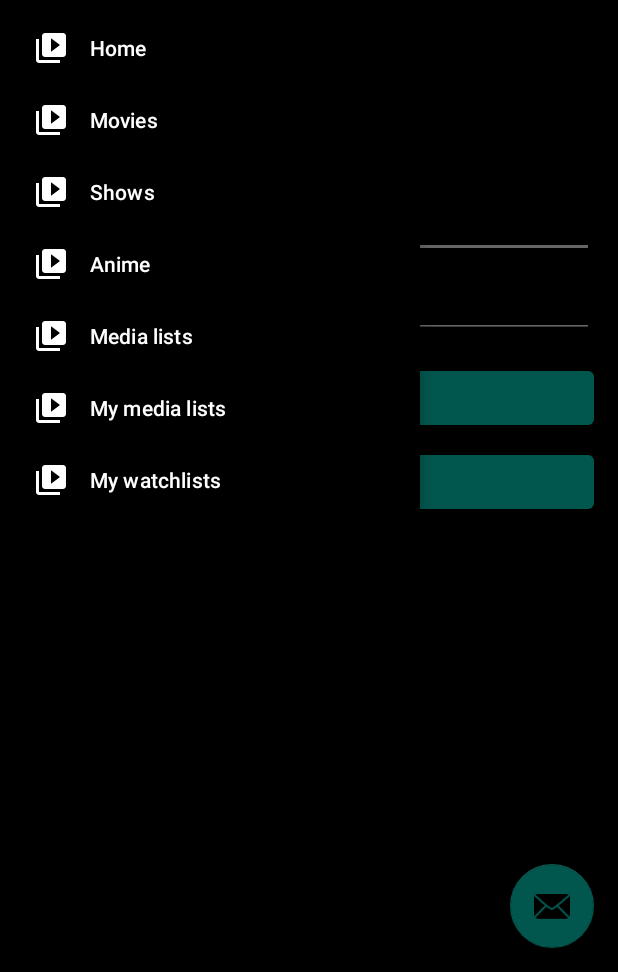
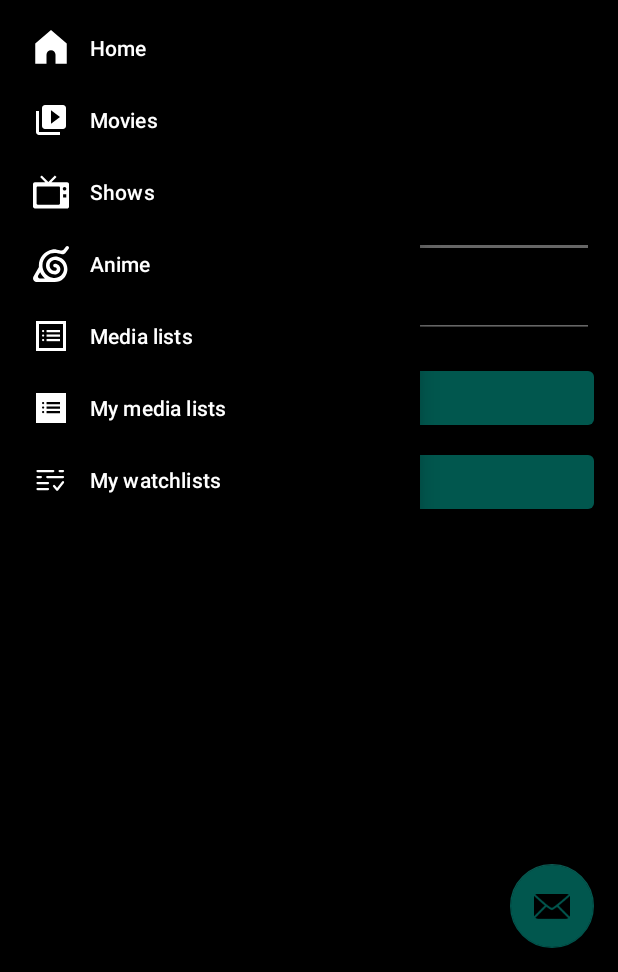
Before and after one commit to polarparsnip/ScreenSage, an Android app: the screen it shows after launch (MainActivity), with the side drawer open, on a phone screen of 412 x 824 dp, the part 264-1236 px from its top. Run offline under Robolectric (Android 15) with nearby library versions, the phone set to English and light mode, and no system bars; our stand-ins replace navigation-ui.

Commit message:
chore: update menu icons

```diff
--- /dev/null
+++ b/screensage-android/app/src/main/res/drawable/ic_menu_anime.xml
@@ -0,0 +1,12 @@
+<vector xmlns:android="http://schemas.android.com/apk/res/android"
+    android:width="800dp"
+    android:height="800dp"
+    android:viewportWidth="20"
+    android:viewportHeight="20">
+  <path
+      android:pathData="M6.594,18L3.739,18C2.968,18 2.489,17.065 2.879,16.399L3.995,14.539C4.577,15.879 5.474,17 6.594,18M7.722,5.456C10.471,3.131 13.528,4.065 16.109,4.566C16.872,4.715 17.652,4.405 18.106,3.773L19.818,1.531C20.094,1.146 20.052,0.618 19.718,0.283C19.289,-0.148 18.573,-0.077 18.236,0.43C16.405,2.834 16.704,2.849 13.294,2.059C12.471,1.868 11.615,1.79 10.78,1.925C6.23,2.66 2.839,6.826 3.288,11.656L0.277,16.892C-0.503,18.225 0.456,20 1.997,20L11.963,20C15.951,20.01 18.511,17.404 19.039,13.903C19.612,10.103 17.175,6.768 13.733,5.984C10.525,5.253 7.235,7.48 7.215,10.78C7.201,13.269 9.008,15.339 11.373,15.74C13.164,16.043 14.998,14.946 15.187,13.135C15.377,11.332 13.975,9.81 12.217,9.81C11.666,9.81 11.221,10.257 11.221,10.81C11.221,11.362 11.667,11.81 12.219,11.81C12.769,11.81 13.215,12.257 13.215,12.81C13.215,13.362 12.769,13.81 12.219,13.81C10.46,13.81 9.056,12.287 9.245,10.485C9.435,8.673 11.264,7.576 13.055,7.88C15.42,8.281 17.217,10.351 17.203,12.839C17.184,16.082 13.97,18.32 10.804,17.666C7.628,17.01 5.24,14.189 5.24,10.81C5.24,8.662 6.205,6.74 7.722,5.456"
+      android:strokeWidth="1"
+      android:fillColor="#fff"
+      android:fillType="evenOdd"
+      android:strokeColor="#00000000"/>
+</vector>
--- /dev/null
+++ b/screensage-android/app/src/main/res/drawable/ic_menu_home.xml
@@ -0,0 +1,9 @@
+<vector xmlns:android="http://schemas.android.com/apk/res/android"
+    android:width="800dp"
+    android:height="800dp"
+    android:viewportWidth="16"
+    android:viewportHeight="16">
+  <path
+      android:pathData="M1,6V15H6V11C6,9.895 6.895,9 8,9C9.105,9 10,9.895 10,11V15H15V6L8,0L1,6Z"
+      android:fillColor="#000000"/>
+</vector>
--- /dev/null
+++ b/screensage-android/app/src/main/res/drawable/ic_menu_medialists.xml
@@ -0,0 +1,28 @@
+<vector xmlns:android="http://schemas.android.com/apk/res/android"
+    android:width="800dp"
+    android:height="800dp"
+    android:viewportWidth="24"
+    android:viewportHeight="24">
+  <path
+      android:pathData="M9.039,8H18V9.493H9.039V8Z"
+      android:fillColor="#fff"/>
+  <path
+      android:pathData="M9.039,10.987H18V12.48H9.039V10.987Z"
+      android:fillColor="#fff"/>
+  <path
+      android:pathData="M9.039,13.974H18V15.467H9.039V13.974Z"
+      android:fillColor="#fff"/>
+  <path
+      android:pathData="M6.745,8C6.333,8 6,8.336 6,8.747C6,9.157 6.333,9.493 6.745,9.493C7.157,9.493 7.493,9.157 7.493,8.747C7.493,8.336 7.157,8 6.745,8Z"
+      android:fillColor="#fff"/>
+  <path
+      android:pathData="M6.745,10.987C6.333,10.987 6,11.323 6,11.734C6,12.144 6.333,12.48 6.745,12.48C7.157,12.48 7.493,12.144 7.493,11.734C7.493,11.323 7.157,10.987 6.745,10.987Z"
+      android:fillColor="#fff"/>
+  <path
+      android:pathData="M6.745,13.974C6.333,13.974 6,14.31 6,14.721C6,15.131 6.333,15.467 6.745,15.467C7.157,15.467 7.493,15.131 7.493,14.721C7.493,14.31 7.157,13.974 6.745,13.974Z"
+      android:fillColor="#fff"/>
+  <path
+      android:pathData="M22,2H2V22H22V2ZM20,4H4V20H20V4Z"
+      android:fillColor="#fff"
+      android:fillType="evenOdd"/>
+</vector>
--- /dev/null
+++ b/screensage-android/app/src/main/res/drawable/ic_menu_my_medialists.xml
@@ -0,0 +1,10 @@
+<vector xmlns:android="http://schemas.android.com/apk/res/android"
+    android:width="800dp"
+    android:height="800dp"
+    android:viewportWidth="24"
+    android:viewportHeight="24">
+  <path
+      android:pathData="M2,2H22V22H2V2ZM6.745,8C6.333,8 6,8.336 6,8.747C6,9.157 6.333,9.493 6.745,9.493C7.157,9.493 7.493,9.157 7.493,8.747C7.493,8.336 7.157,8 6.745,8ZM9.039,8H18V9.493H9.039V8ZM9.039,10.987H18V12.48H9.039V10.987ZM18,13.974H9.039V15.467H18V13.974ZM6,11.734C6,11.323 6.333,10.987 6.745,10.987C7.157,10.987 7.493,11.323 7.493,11.734C7.493,12.144 7.157,12.48 6.745,12.48C6.333,12.48 6,12.144 6,11.734ZM6.745,13.974C6.333,13.974 6,14.31 6,14.721C6,15.131 6.333,15.467 6.745,15.467C7.157,15.467 7.493,15.131 7.493,14.721C7.493,14.31 7.157,13.974 6.745,13.974Z"
+      android:fillColor="#fff"
+      android:fillType="evenOdd"/>
+</vector>
--- /dev/null
+++ b/screensage-android/app/src/main/res/drawable/ic_menu_tv.xml
@@ -0,0 +1,9 @@
+<vector xmlns:android="http://schemas.android.com/apk/res/android"
+    android:width="800dp"
+    android:height="800dp"
+    android:viewportWidth="512"
+    android:viewportHeight="512">
+  <path
+      android:pathData="M485.23,116.63H261.91l69.72,-69.72c1.75,-1.75 1.75,-4.56 0,-6.31l-17.42,-17.44c-1.73,-1.75 -4.56,-1.75 -6.3,0l-89.69,89.69l-89.66,-89.69c-1.75,-1.75 -4.56,-1.75 -6.31,0l-17.44,17.44c-1.75,1.75 -1.75,4.56 0,6.31l69.75,69.72H26.77c-14.78,0 -26.77,12 -26.77,26.78v319.97c0,14.78 11.98,26.78 26.77,26.78h458.47c14.78,0 26.77,-12 26.77,-26.78V143.41C512,128.63 500.02,116.63 485.23,116.63zM383.59,421.19c0,8.53 -6.91,15.44 -15.42,15.44H66.84c-8.53,0 -15.44,-6.91 -15.44,-15.44V191.88c0,-8.53 6.91,-15.44 15.44,-15.44h301.33c8.52,0 15.42,6.91 15.42,15.44V421.19zM473.19,333.81h-45.13v-45.13h45.13V333.81zM449.05,234.16c-13.91,0 -25.17,-11.28 -25.17,-25.19s11.27,-25.19 25.17,-25.19s25.17,11.28 25.17,25.19S462.95,234.16 449.05,234.16z"
+      android:fillColor="#fff"/>
+</vector>
--- /dev/null
+++ b/screensage-android/app/src/main/res/drawable/ic_menu_watchlists.xml
@@ -0,0 +1,37 @@
+<vector xmlns:android="http://schemas.android.com/apk/res/android"
+    android:width="800dp"
+    android:height="800dp"
+    android:viewportWidth="24"
+    android:viewportHeight="24">
+  <path
+      android:pathData="M14,16L16.1,18.5L20,13.5"
+      android:strokeLineJoin="round"
+      android:strokeWidth="1.5"
+      android:fillColor="#00000000"
+      android:strokeColor="#fff"
+      android:strokeLineCap="round"/>
+  <path
+      android:pathData="M10,14H3"
+      android:strokeWidth="1.5"
+      android:fillColor="#00000000"
+      android:strokeColor="#fff"
+      android:strokeLineCap="round"/>
+  <path
+      android:pathData="M10,18H3"
+      android:strokeWidth="1.5"
+      android:fillColor="#00000000"
+      android:strokeColor="#fff"
+      android:strokeLineCap="round"/>
+  <path
+      android:pathData="M3,6L13.5,6M20,6L17.75,6"
+      android:strokeWidth="1.5"
+      android:fillColor="#00000000"
+      android:strokeColor="#fff"
+      android:strokeLineCap="round"/>
+  <path
+      android:pathData="M20,10L9.5,10M3,10H5.25"
+      android:strokeWidth="1.5"
+      android:fillColor="#00000000"
+      android:strokeColor="#fff"
+      android:strokeLineCap="round"/>
+</vector>
--- a/screensage-android/app/src/main/res/menu/activity_main_drawer.xml
+++ b/screensage-android/app/src/main/res/menu/activity_main_drawer.xml
@@ -6,31 +6,31 @@
     <group android:checkableBehavior="single">
         <item
             android:id="@+id/nav_home"
-            android:icon="@drawable/ic_menu_slideshow"
+            android:icon="@drawable/ic_menu_home"
             android:title="@string/menu_home" />
         <item
             android:id="@+id/nav_movies"
-            android:icon="@drawable/ic_menu_slideshow"
+            android:icon="@drawable/ic_menu_media"
             android:title="Movies" />
         <item
             android:id="@+id/nav_shows"
-            android:icon="@drawable/ic_menu_slideshow"
+            android:icon="@drawable/ic_menu_tv"
             android:title="Shows" />
         <item
             android:id="@+id/nav_anime"
-            android:icon="@drawable/ic_menu_slideshow"
+            android:icon="@drawable/ic_menu_anime"
             android:title="Anime" />
         <item
             android:id="@+id/nav_media_lists"
-            android:icon="@drawable/ic_menu_slideshow"
+            android:icon="@drawable/ic_menu_medialists"
             android:title="Media lists" />
         <item
             android:id="@+id/nav_my_media_lists"
-            android:icon="@drawable/ic_menu_slideshow"
+            android:icon="@drawable/ic_menu_my_medialists"
             android:title="My media lists" />
         <item
             android:id="@+id/nav_watchlists"
-            android:icon="@drawable/ic_menu_slideshow"
+            android:icon="@drawable/ic_menu_watchlists"
             android:title="My watchlists" />
     </group>
 </menu>
```
Also changed, not shown: screensage-android/app/src/main/res/drawable/ic_menu_media.xml (renamed from screensage-android/app/src/main/res/drawable/ic_menu_slideshow.xml).
